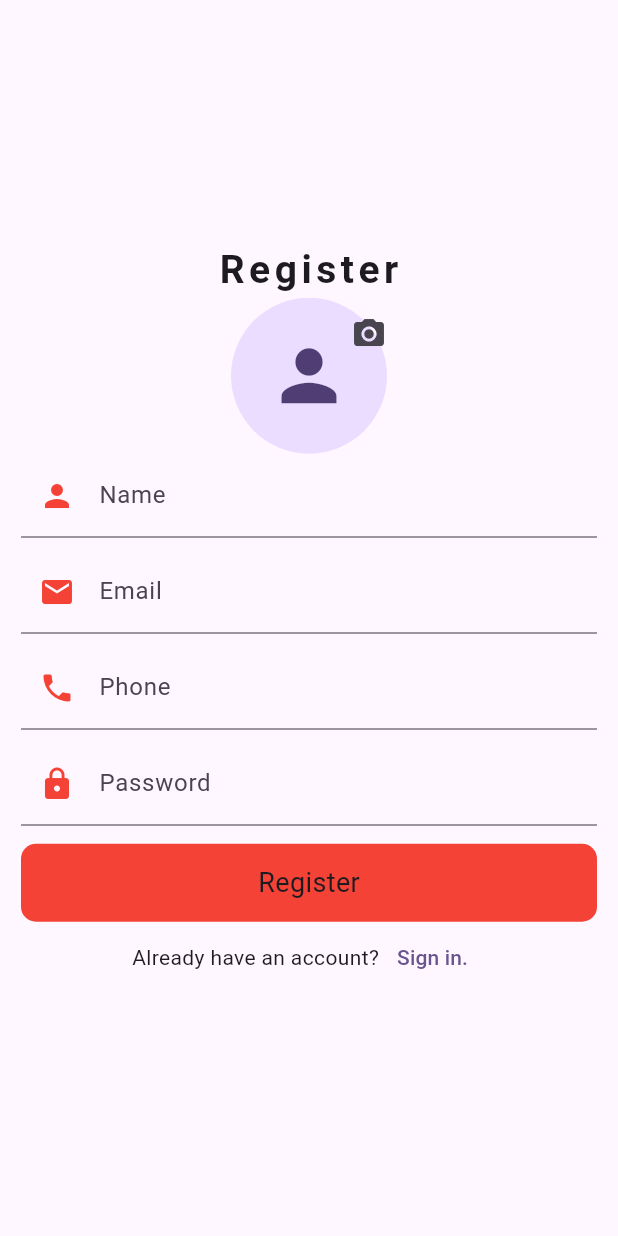
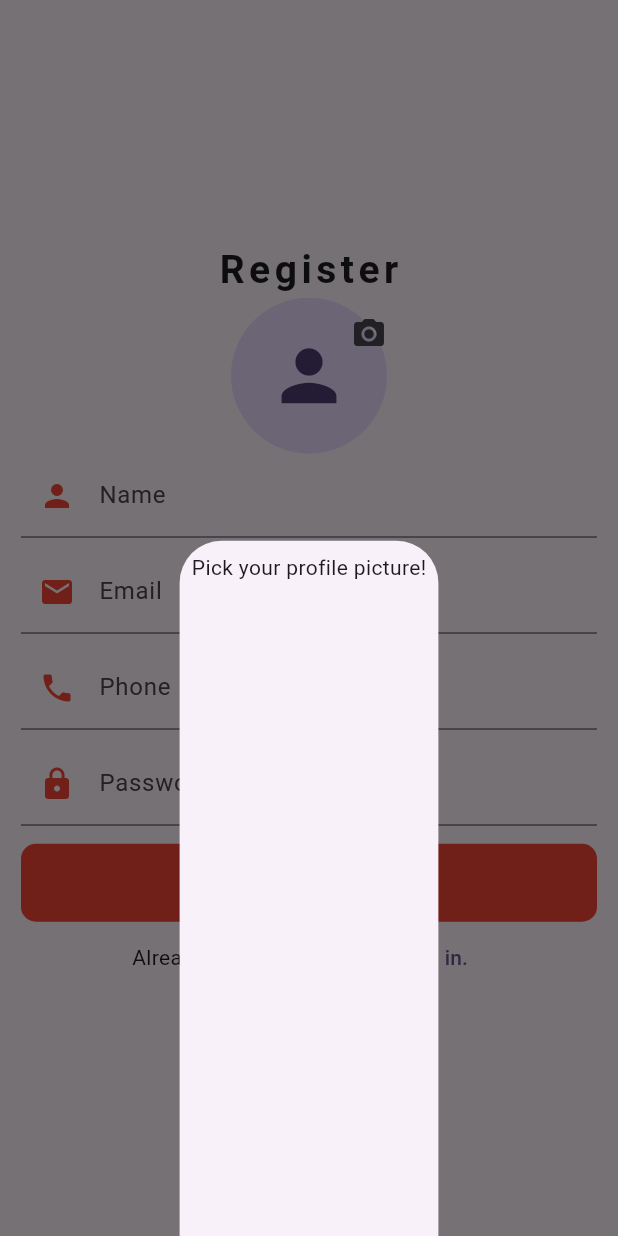
Before and after one commit to adogbeji/FlutterVideoApp1, a Flutter app: the screen it shows after launch, after a tap on the "camera alt" icon, on a phone screen of 412 x 824 dp. Run offline on Flutter 3.47's test engine with Material 3 defaults, Android fonts, the phone set to English and light mode, and no system bars; our stand-ins replace cloud_firestore, firebase_auth, firebase_core, firebase_storage, get, image_picker; accounts and stored records are empty; generated files the repository leaves out were written again.

Commit message:
Add code to log in users in AuthController class & add function to show modal overlay in register screen

```diff
--- a/lib/views/screens/auth/register_screen.dart
+++ b/lib/views/screens/auth/register_screen.dart
@@ -1,7 +1,25 @@
 import 'package:flutter/material.dart';
 
-class RegisterScreen extends StatelessWidget {
+class RegisterScreen extends StatefulWidget {
   const RegisterScreen({super.key});
+
+  @override
+  State<RegisterScreen> createState() => _RegisterScreenState();
+}
+
+class _RegisterScreenState extends State<RegisterScreen> {
+  void _openModal() {
+    showModalBottomSheet(context: context, builder: (ctx) {
+      return Padding(
+        padding: const EdgeInsets.all(8.0),
+        child: Column(
+          children: [
+            Text('Pick your profile picture!'),
+          ],
+        ),
+      );
+    });
+  }
 
   @override
   Widget build(BuildContext context) {
@@ -36,7 +54,7 @@ class RegisterScreen extends StatelessWidget {
                       right: -12,
                       // top: 10,
                       child: IconButton(
-                        onPressed: () {},
+                        onPressed: _openModal,
                         icon: const Icon(Icons.camera_alt),
                       ),
                     ),
```
Also changed, not shown: lib/controllers/auth_controller.dart (+27 -0 lines).
